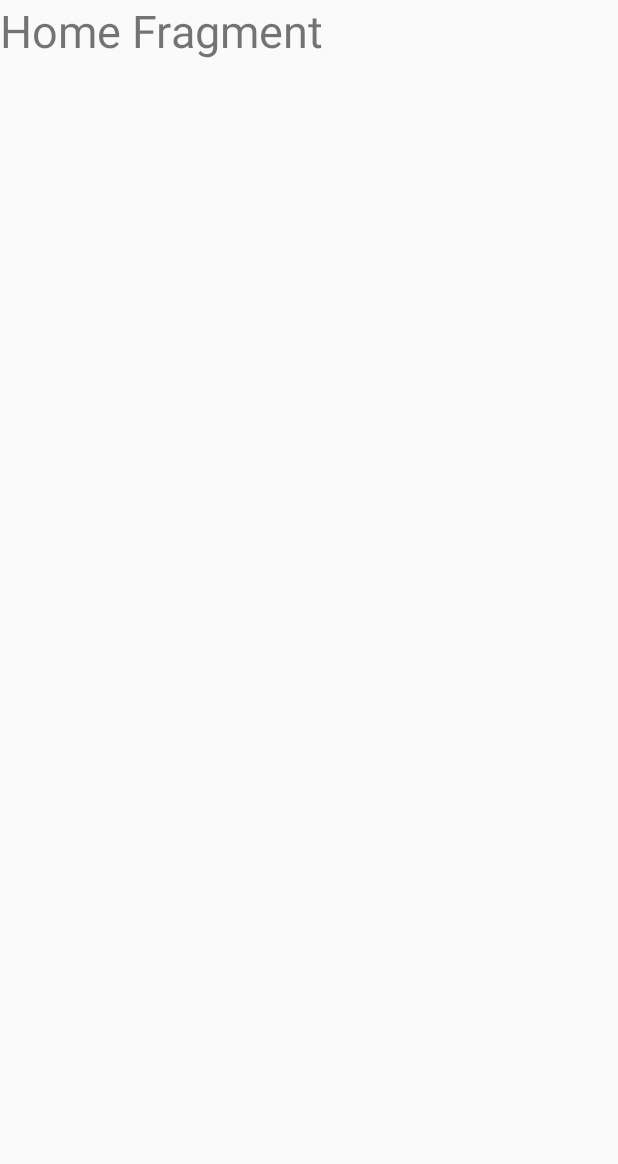
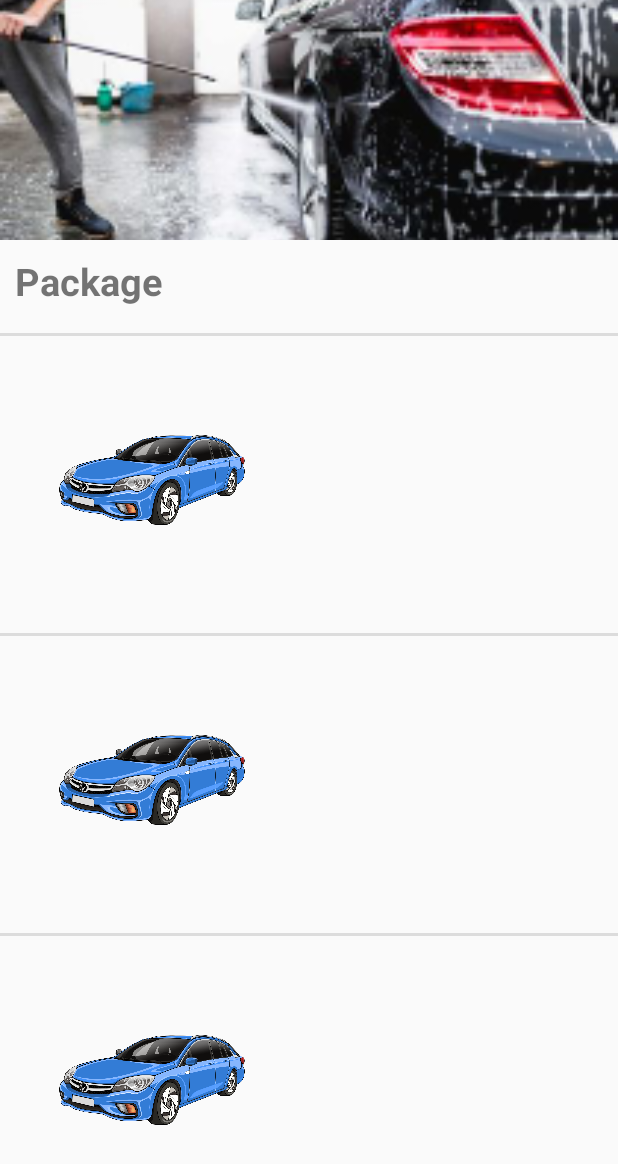
Before and after one commit to srisuk013/CarWashCustomer, an Android app: the layout fragment_home.xml on its own in the app's theme, with its tools: preview values and no code run, on a phone screen of 412 x 824 dp. Shown: the top 1164 px of the screen. Run offline under Robolectric (Android 15) with nearby library versions, the phone set to English and light mode, and no system bars; network calls fail.

Commit message:
Home update

```diff
--- a/app/src/main/java/com/srisuk/carwashcustomer/AppReposistory.kt
+++ b/app/src/main/java/com/srisuk/carwashcustomer/AppReposistory.kt
@@ -1,5 +1,6 @@
 package com.srisuk.carwashcustomer
 
+import com.srisuk.carwashcustomer.model.PackageResponse
 import com.srisuk.carwashcustomer.model.response.UserInfoResponse
 import com.srisuk.carwashcustomer.model.response.HistoryResponse
 import com.srisuk.carwashcustomer.model.request.LoginRequest
@@ -9,9 +10,11 @@ interface AppReposistory{
     suspend fun login(login: LoginRequest): LoginResponse
     suspend fun  history(DateBegin: Long?,DateEnd: Long?): HistoryResponse
     suspend fun  userinfo(): UserInfoResponse
+    suspend fun  showpackage():PackageResponse
 }
 class AppRepositoryIml(private var api: AppService):AppReposistory{
     override suspend fun login(login: LoginRequest) : LoginResponse =api.login(login)
     override suspend fun history(DateBegin: Long?,DateEnd: Long?): HistoryResponse =api.history(DateBegin,DateEnd)
     override suspend fun userinfo(): UserInfoResponse =api.userinfo()
+    override suspend fun showpackage(): PackageResponse =api.showpackage()
 }
--- a/app/src/main/java/com/srisuk/carwashcustomer/AppService.kt
+++ b/app/src/main/java/com/srisuk/carwashcustomer/AppService.kt
@@ -1,5 +1,6 @@
 package com.srisuk.carwashcustomer
 
+import com.srisuk.carwashcustomer.model.PackageResponse
 import com.srisuk.carwashcustomer.model.response.UserInfoResponse
 import com.srisuk.carwashcustomer.model.response.HistoryResponse
 import com.srisuk.carwashcustomer.model.request.LoginRequest
@@ -18,4 +19,7 @@ interface AppService {
 
     @GET("api/account/userinfo")
     suspend fun  userinfo(): UserInfoResponse
+
+    @GET("api/Customer/ShowPackage")
+    suspend fun showpackage():PackageResponse
 }
--- a/app/src/main/java/com/srisuk/carwashcustomer/di/AppModule.kt
+++ b/app/src/main/java/com/srisuk/carwashcustomer/di/AppModule.kt
@@ -4,6 +4,7 @@ import com.srisuk.carwashcustomer.*
 import com.srisuk.carwashcustomer.data.NetworkHeaderInterceptor
 import com.srisuk.carwashcustomer.viewmodel.HistoryViewModel
 import com.srisuk.carwashcustomer.viewmodel.LoginViewModel
+import com.srisuk.carwashcustomer.viewmodel.PackageViewModel
 import com.srisuk.carwashcustomer.viewmodel.ProfileViewModel
 import okhttp3.Interceptor
 import okhttp3.OkHttpClient
@@ -34,4 +35,5 @@ val appModule = module {
     viewModel { LoginViewModel(get()) }
     viewModel { HistoryViewModel(get()) }
     viewModel { ProfileViewModel(get()) }
+    viewModel { PackageViewModel(get()) }
 }
--- a/app/src/main/res/layout/fragment_home.xml
+++ b/app/src/main/res/layout/fragment_home.xml
@@ -1,10 +1,36 @@
 <?xml version="1.0" encoding="utf-8"?>
 <RelativeLayout xmlns:android="http://schemas.android.com/apk/res/android"
-    android:layout_width="match_parent" android:layout_height="match_parent">
+    android:layout_width="match_parent"
+    android:layout_height="match_parent"
+    xmlns:tools="http://schemas.android.com/tools">
+
+    <ImageView
+       android:id="@+id/promotion"
+        android:src="@drawable/car"
+        android:scaleType="centerCrop"
+        android:layout_width="match_parent"
+        android:layout_height="160dp"/>
+
     <TextView
+        android:textStyle="bold"
+        android:layout_below="@+id/promotion"
+        android:id="@+id/tvpackage"
         android:layout_width="wrap_content"
         android:layout_height="wrap_content"
-        android:text="Home Fragment"
-        android:textSize="30dp"/>
+        android:layout_marginStart="10dp"
+        android:layout_marginLeft="5dp"
+        android:layout_marginTop="10dp"
+        android:layout_marginEnd="10dp"
+        android:layout_marginBottom="10dp"
+        android:text="Package"
+        android:textSize="25dp" />
+
+    <androidx.recyclerview.widget.RecyclerView
+        android:id="@+id/recycler_view1"
+        android:layout_width="match_parent"
+        android:layout_height="match_parent"
+        android:layout_below="@+id/tvpackage"
+        android:layout_marginTop="7dp"
+        tools:listitem="@layout/item_home" />
 
 </RelativeLayout>
--- /dev/null
+++ b/app/src/main/res/layout/item_home.xml
@@ -0,0 +1,39 @@
+<?xml version="1.0" encoding="utf-8"?>
+<RelativeLayout xmlns:android="http://schemas.android.com/apk/res/android"
+    android:layout_width="match_parent"
+    android:layout_height="200dp">
+
+    <TextView
+        android:id="@+id/tv_namepackage"
+        android:textColor="@color/colorAccent"
+        android:textStyle="bold"
+        android:layout_width="wrap_content"
+        android:layout_height="wrap_content"
+        android:layout_centerHorizontal="true"
+        android:textSize="25dp" />
+
+    <ImageView
+        android:id="@+id/iv_carimage"
+        android:src="@drawable/car_parts"
+        android:layout_width="130dp"
+        android:layout_height="130dp"
+        android:layout_margin="35dp" />
+
+    <TextView
+        android:id="@+id/tv_pr"
+        android:textStyle="bold"
+        android:layout_width="wrap_content"
+        android:layout_height="wrap_content"
+        android:layout_alignParentEnd="true"
+        android:layout_margin="70dp"
+        android:layout_marginEnd="10dp"
+        android:textSize="25dp" />
+
+    <View
+        android:id="@+id/divider"
+        android:layout_width="match_parent"
+        android:layout_height="2dp"
+        android:background="?android:attr/listDivider" />
+
+
+</RelativeLayout>
```
Also changed, not shown: app/src/main/java/com/srisuk/carwashcustomer/HomeFragment.kt (+29 -12 lines), app/src/main/java/com/srisuk/carwashcustomer/MainActivity.kt (+11 -6 lines), app/src/main/java/com/srisuk/carwashcustomer/PackageAdapter.kt (added, +18 -0 lines), app/src/main/java/com/srisuk/carwashcustomer/model/PackageCar.kt (added, +17 -0 lines), app/src/main/java/com/srisuk/carwashcustomer/model/PackageResponse.kt (added, +12 -0 lines), app/src/main/java/com/srisuk/carwashcustomer/viewmodel/PackageViewModel.kt (added, +26 -0 lines), app/src/main/res/layout/activity_main.xml (+21 -2 lines), app/src/main/res/layout/item_choose_package.xml (added, +108 -0 lines), app/src/main/res/layout/item_mycar.xml (added, +78 -0 lines), app/src/main/res/drawable-xxhdpi/car.jpg (added), app/src/main/res/drawable/car_parts.png (added).
